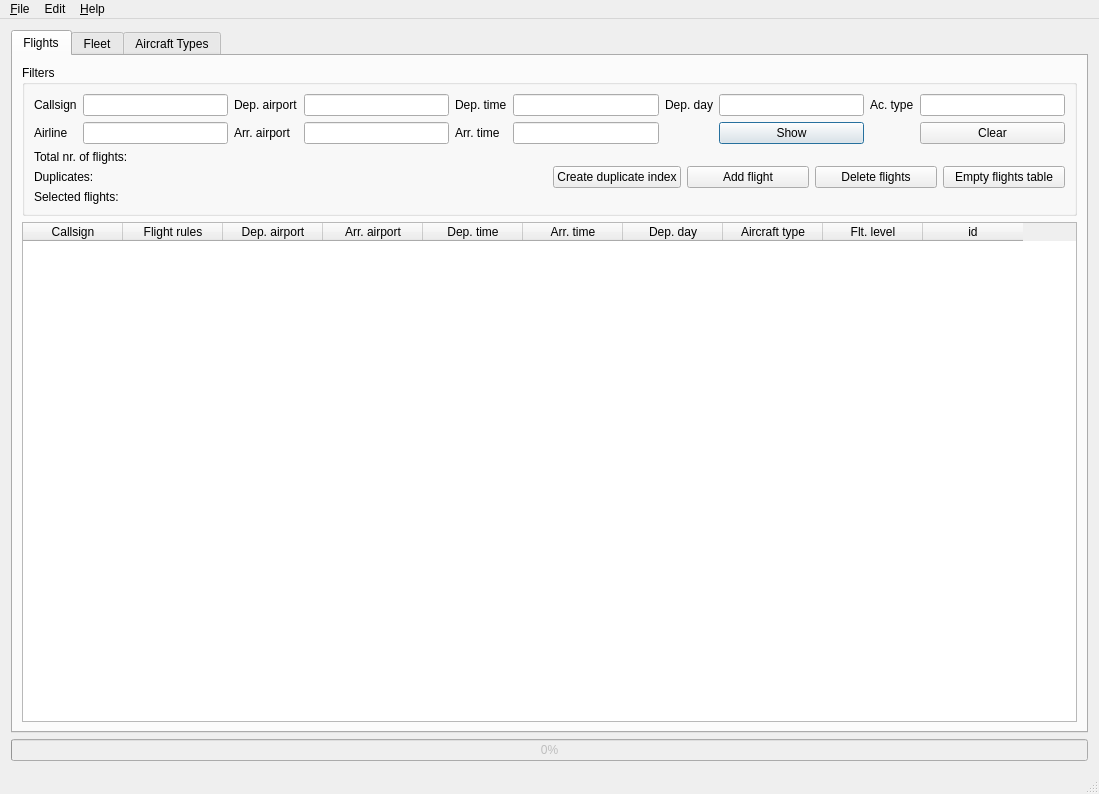
The window that ScheduleUi/MainWindow.ui (kantooon/ScheduleViewer) describes before a commit, drawn with Qt 5.
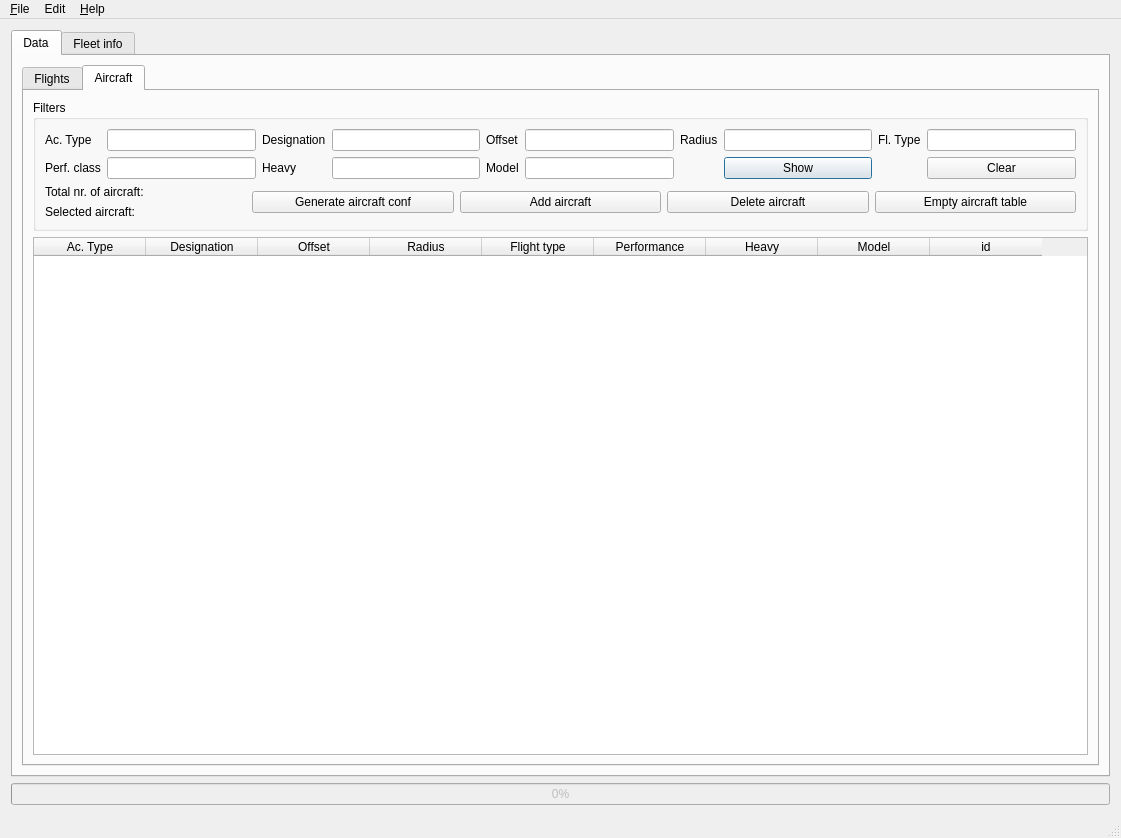
The same window after the commit. The open tabs and pages were chosen to show the change. Icons and pictures are not drawn.

Commit message: new table aircraft_fleet and window tab organisation

```diff
--- a/ScheduleUi/MainWindow.ui
+++ b/ScheduleUi/MainWindow.ui
@@ -6,8 +6,8 @@
    <rect>
     <x>0</x>
     <y>0</y>
-    <width>1099</width>
-    <height>794</height>
+    <width>1116</width>
+    <height>838</height>
    </rect>
   </property>
   <property name="sizePolicy">
@@ -35,7 +35,7 @@
    </property>
    <layout class="QGridLayout" name="gridLayout_3">
     <item row="0" column="0">
-     <layout class="QVBoxLayout" name="verticalLayout" stretch="10,10">
+     <layout class="QVBoxLayout" name="verticalLayout" stretch="0,10">
       <property name="spacing">
        <number>-1</number>
       </property>
@@ -46,7 +46,17 @@
        <number>2</number>
       </property>
       <item>
-       <widget class="QTabWidget" name="tabWidget">
+       <widget class="QTabWidget" name="tabWidget_2">
+        <property name="currentIndex">
+         <number>0</number>
+        </property>
+        <widget class="QWidget" name="dataTab">
+         <attribute name="title">
+          <string>Data</string>
+         </attribute>
+         <layout class="QVBoxLayout" name="verticalLayout_3">
+          <item>
+           <widget class="QTabWidget" name="tabWidget_3">
         <property name="currentIndex">
          <number>0</number>
         </property>
@@ -54,125 +64,8 @@
          <attribute name="title">
           <string>Flights</string>
          </attribute>
-         <layout class="QGridLayout" name="gridLayout_8">
-          <item row="2" column="0">
-           <widget class="QTableWidget" name="tableWidget">
-            <property name="minimumSize">
-             <size>
-              <width>1055</width>
-              <height>436</height>
-             </size>
-            </property>
-            <property name="maximumSize">
-             <size>
-              <width>3000</width>
-              <height>3000</height>
-             </size>
-            </property>
-            <property name="dragEnabled">
-             <bool>false</bool>
-            </property>
-            <property name="dragDropOverwriteMode">
-             <bool>false</bool>
-            </property>
-            <property name="dragDropMode">
-             <enum>QAbstractItemView::NoDragDrop</enum>
-            </property>
-            <property name="defaultDropAction">
-             <enum>Qt::IgnoreAction</enum>
-            </property>
-            <property name="alternatingRowColors">
-             <bool>true</bool>
-            </property>
-            <property name="selectionBehavior">
-             <enum>QAbstractItemView::SelectRows</enum>
-            </property>
-            <property name="sortingEnabled">
-             <bool>true</bool>
-            </property>
-            <attribute name="horizontalHeaderCascadingSectionResizes">
-             <bool>false</bool>
-            </attribute>
-            <attribute name="horizontalHeaderDefaultSectionSize">
-             <number>100</number>
-            </attribute>
-            <attribute name="horizontalHeaderMinimumSectionSize">
-             <number>100</number>
-            </attribute>
-            <attribute name="horizontalHeaderStretchLastSection">
-             <bool>false</bool>
-            </attribute>
-            <attribute name="verticalHeaderVisible">
-             <bool>false</bool>
-            </attribute>
-            <attribute name="verticalHeaderVisible">
-             <bool>false</bool>
-            </attribute>
-            <attribute name="horizontalHeaderStretchLastSection">
-             <bool>false</bool>
-            </attribute>
-            <attribute name="horizontalHeaderCascadingSectionResizes">
-             <bool>false</bool>
-            </attribute>
-            <attribute name="horizontalHeaderMinimumSectionSize">
-             <number>100</number>
-            </attribute>
-            <attribute name="horizontalHeaderDefaultSectionSize">
-             <number>100</number>
-            </attribute>
-            <column>
-             <property name="text">
-              <string>Callsign</string>
-             </property>
-            </column>
-            <column>
-             <property name="text">
-              <string>Flight rules</string>
-             </property>
-            </column>
-            <column>
-             <property name="text">
-              <string>Dep. airport</string>
-             </property>
-            </column>
-            <column>
-             <property name="text">
-              <string>Arr. airport</string>
-             </property>
-            </column>
-            <column>
-             <property name="text">
-              <string>Dep. time</string>
-             </property>
-            </column>
-            <column>
-             <property name="text">
-              <string>Arr. time</string>
-             </property>
-            </column>
-            <column>
-             <property name="text">
-              <string>Dep. day</string>
-             </property>
-            </column>
-            <column>
-             <property name="text">
-              <string>Aircraft type</string>
-             </property>
-            </column>
-            <column>
-             <property name="text">
-              <string>Flt. level</string>
-             </property>
-            </column>
-            <column>
-             <property name="text">
-              <string>id</string>
-             </property>
-            </column>
-           </widget>
-          </item>
-          <item row="1" column="0">
+             <layout class="QVBoxLayout" name="verticalLayout_4">
+              <item>
            <widget class="QGroupBox" name="groupBox">
             <property name="sizePolicy">
              <sizepolicy hsizetype="Expanding" vsizetype="Fixed">
@@ -395,14 +288,431 @@
             </layout>
            </widget>
           </item>
-         </layout>
-        </widget>
-        <widget class="QWidget" name="fleetTab">
+              <item>
+               <widget class="QTableWidget" name="tableWidget">
+                <property name="minimumSize">
+                 <size>
+                  <width>1055</width>
+                  <height>436</height>
+                 </size>
+                </property>
+                <property name="maximumSize">
+                 <size>
+                  <width>3000</width>
+                  <height>3000</height>
+                 </size>
+                </property>
+                <property name="dragEnabled">
+                 <bool>false</bool>
+                </property>
+                <property name="dragDropOverwriteMode">
+                 <bool>false</bool>
+                </property>
+                <property name="dragDropMode">
+                 <enum>QAbstractItemView::NoDragDrop</enum>
+                </property>
+                <property name="defaultDropAction">
+                 <enum>Qt::IgnoreAction</enum>
+                </property>
+                <property name="alternatingRowColors">
+                 <bool>true</bool>
+                </property>
+                <property name="selectionBehavior">
+                 <enum>QAbstractItemView::SelectRows</enum>
+                </property>
+                <property name="sortingEnabled">
+                 <bool>true</bool>
+                </property>
+                <attribute name="horizontalHeaderCascadingSectionResizes">
+                 <bool>false</bool>
+                </attribute>
+                <attribute name="horizontalHeaderDefaultSectionSize">
+                 <number>100</number>
+                </attribute>
+                <attribute name="horizontalHeaderMinimumSectionSize">
+                 <number>100</number>
+                </attribute>
+                <attribute name="horizontalHeaderStretchLastSection">
+                 <bool>false</bool>
+                </attribute>
+                <attribute name="verticalHeaderVisible">
+                 <bool>false</bool>
+                </attribute>
+                <attribute name="verticalHeaderVisible">
+                 <bool>false</bool>
+                </attribute>
+                <attribute name="horizontalHeaderStretchLastSection">
+                 <bool>false</bool>
+                </attribute>
+                <attribute name="horizontalHeaderCascadingSectionResizes">
+                 <bool>false</bool>
+                </attribute>
+                <attribute name="horizontalHeaderMinimumSectionSize">
+                 <number>100</number>
+                </attribute>
+                <attribute name="horizontalHeaderDefaultSectionSize">
+                 <number>100</number>
+                </attribute>
+                <column>
+                 <property name="text">
+                  <string>Callsign</string>
+                 </property>
+                </column>
+                <column>
+                 <property name="text">
+                  <string>Flight rules</string>
+                 </property>
+                </column>
+                <column>
+                 <property name="text">
+                  <string>Dep. airport</string>
+                 </property>
+                </column>
+                <column>
+                 <property name="text">
+                  <string>Arr. airport</string>
+                 </property>
+                </column>
+                <column>
+                 <property name="text">
+                  <string>Dep. time</string>
+                 </property>
+                </column>
+                <column>
+                 <property name="text">
+                  <string>Arr. time</string>
+                 </property>
+                </column>
+                <column>
+                 <property name="text">
+                  <string>Dep. day</string>
+                 </property>
+                </column>
+                <column>
+                 <property name="text">
+                  <string>Aircraft type</string>
+                 </property>
+                </column>
+                <column>
+                 <property name="text">
+                  <string>Flt. level</string>
+                 </property>
+                </column>
+                <column>
+                 <property name="text">
+                  <string>id</string>
+                 </property>
+                </column>
+               </widget>
+              </item>
+             </layout>
+            </widget>
+            <widget class="QWidget" name="tab_2">
          <attribute name="title">
-          <string>Fleet</string>
-         </attribute>
+              <string>Aircraft</string>
+             </attribute>
+             <layout class="QVBoxLayout" name="verticalLayout_8">
+              <item>
+               <widget class="QGroupBox" name="groupBox_4">
+                <property name="title">
+                 <string>Filters</string>
+                </property>
+                <layout class="QGridLayout" name="gridLayout_13">
+                 <item row="0" column="0">
+                  <layout class="QGridLayout" name="gridLayout_8">
+                   <item row="0" column="1">
+                    <widget class="QLineEdit" name="acTypeEdit_aircraft_2"/>
+                   </item>
+                   <item row="0" column="0">
+                    <widget class="QLabel" name="label_37">
+                     <property name="text">
+                      <string>Ac. Type</string>
+                     </property>
+                    </widget>
+                   </item>
+                   <item row="0" column="2">
+                    <widget class="QLabel" name="label_38">
+                     <property name="text">
+                      <string>Designation</string>
+                     </property>
+                    </widget>
+                   </item>
+                   <item row="0" column="3">
+                    <widget class="QLineEdit" name="designationEdit_aircraft_2"/>
+                   </item>
+                   <item row="0" column="4">
+                    <widget class="QLabel" name="label_39">
+                     <property name="text">
+                      <string>Offset</string>
+                     </property>
+                    </widget>
+                   </item>
+                   <item row="0" column="5">
+                    <widget class="QLineEdit" name="offsetEdit_aircraft_2"/>
+                   </item>
+                   <item row="0" column="6">
+                    <widget class="QLabel" name="label_40">
+                     <property name="text">
+                      <string>Radius</string>
+                     </property>
+                    </widget>
+                   </item>
+                   <item row="0" column="7">
+                    <widget class="QLineEdit" name="radiusEdit_aircraft_2"/>
+                   </item>
+                   <item row="0" column="8">
+                    <widget class="QLabel" name="label_41">
+                     <property name="text">
+                      <string>Fl. Type</string>
+                     </property>
+                    </widget>
+                   </item>
+                   <item row="0" column="9">
+                    <widget class="QLineEdit" name="flTypeEdit_aircraft_2"/>
+                   </item>
+                   <item row="1" column="5">
+                    <widget class="QLineEdit" name="modelEdit_aircraft_2"/>
+                   </item>
+                   <item row="1" column="4">
+                    <widget class="QLabel" name="label_42">
+                     <property name="text">
+                      <string>Model</string>
+                     </property>
+                    </widget>
+                   </item>
+                   <item row="1" column="3">
+                    <widget class="QLineEdit" name="heavyEdit_aircraft_2"/>
+                   </item>
+                   <item row="1" column="2">
+                    <widget class="QLabel" name="label_43">
+                     <property name="text">
+                      <string>Heavy</string>
+                     </property>
+                    </widget>
+                   </item>
+                   <item row="1" column="0">
+                    <widget class="QLabel" name="label_44">
+                     <property name="text">
+                      <string>Perf. class</string>
+                     </property>
+                    </widget>
+                   </item>
+                   <item row="1" column="1">
+                    <widget class="QLineEdit" name="perfClassEdit_aircraft_2"/>
+                   </item>
+                   <item row="1" column="7">
+                    <widget class="QPushButton" name="showButton_aircraft_2">
+                     <property name="text">
+                      <string>Show</string>
+                     </property>
+                     <property name="icon">
+                      <iconset resource="../resources.qrc">
+                       <normaloff>:/icons/icons/dialog-ok-apply.png</normaloff>:/icons/icons/dialog-ok-apply.png</iconset>
+                     </property>
+                     <property name="autoDefault">
+                      <bool>false</bool>
+                     </property>
+                     <property name="default">
+                      <bool>true</bool>
+                     </property>
+                    </widget>
+                   </item>
+                   <item row="1" column="9">
+                    <widget class="QPushButton" name="clearButton_aircraft_2">
+                     <property name="text">
+                      <string>Clear</string>
+                     </property>
+                     <property name="icon">
+                      <iconset resource="../resources.qrc">
+                       <normaloff>:/icons/icons/user-busy.png</normaloff>:/icons/icons/user-busy.png</iconset>
+                     </property>
+                    </widget>
+                   </item>
+                  </layout>
+                 </item>
+                 <item row="1" column="0">
+                  <layout class="QHBoxLayout" name="horizontalLayout_4">
+                   <item>
          <layout class="QGridLayout" name="gridLayout_10">
           <item row="0" column="0">
+                      <widget class="QLabel" name="label_45">
+                       <property name="text">
+                        <string>Total nr. of aircraft:</string>
+                       </property>
+                      </widget>
+                     </item>
+                     <item row="0" column="1">
+                      <widget class="QLabel" name="labelTotalAircraft_2">
+                       <property name="text">
+                        <string/>
+                       </property>
+                      </widget>
+                     </item>
+                     <item row="1" column="0">
+                      <widget class="QLabel" name="label_46">
+                       <property name="text">
+                        <string>Selected aircraft:</string>
+                       </property>
+                      </widget>
+                     </item>
+                     <item row="1" column="1">
+                      <widget class="QLabel" name="labelSelectedAircraft_2">
+                       <property name="text">
+                        <string/>
+                       </property>
+                      </widget>
+                     </item>
+                    </layout>
+                   </item>
+                   <item>
+                    <widget class="QPushButton" name="generateAircraftButton">
+                     <property name="text">
+                      <string>Generate aircraft conf</string>
+                     </property>
+                    </widget>
+                   </item>
+                   <item>
+                    <widget class="QPushButton" name="addAircraftButton_2">
+                     <property name="text">
+                      <string>Add aircraft</string>
+                     </property>
+                     <property name="icon">
+                      <iconset resource="../resources.qrc">
+                       <normaloff>:/icons/icons/document-edit.png</normaloff>:/icons/icons/document-edit.png</iconset>
+                     </property>
+                    </widget>
+                   </item>
+                   <item>
+                    <widget class="QPushButton" name="deleteAircraftButton_2">
+                     <property name="text">
+                      <string>Delete aircraft</string>
+                     </property>
+                     <property name="icon">
+                      <iconset resource="../resources.qrc">
+                       <normaloff>:/icons/icons/application-exit.png</normaloff>:/icons/icons/application-exit.png</iconset>
+                     </property>
+                    </widget>
+                   </item>
+                   <item>
+                    <widget class="QPushButton" name="truncateAircraftButton_2">
+                     <property name="text">
+                      <string>Empty aircraft table</string>
+                     </property>
+                     <property name="icon">
+                      <iconset resource="../resources.qrc">
+                       <normaloff>:/icons/icons/system-reboot.png</normaloff>:/icons/icons/system-reboot.png</iconset>
+                     </property>
+                    </widget>
+                   </item>
+                  </layout>
+                 </item>
+                </layout>
+               </widget>
+              </item>
+              <item>
+               <widget class="QTableWidget" name="aircraftTableWidget_2">
+                <property name="minimumSize">
+                 <size>
+                  <width>1055</width>
+                  <height>436</height>
+                 </size>
+                </property>
+                <property name="maximumSize">
+                 <size>
+                  <width>3000</width>
+                  <height>3000</height>
+                 </size>
+                </property>
+                <property name="alternatingRowColors">
+                 <bool>true</bool>
+                </property>
+                <property name="selectionBehavior">
+                 <enum>QAbstractItemView::SelectRows</enum>
+                </property>
+                <property name="sortingEnabled">
+                 <bool>true</bool>
+                </property>
+                <attribute name="horizontalHeaderDefaultSectionSize">
+                 <number>112</number>
+                </attribute>
+                <attribute name="verticalHeaderVisible">
+                 <bool>false</bool>
+                </attribute>
+                <attribute name="verticalHeaderVisible">
+                 <bool>false</bool>
+                </attribute>
+                <attribute name="horizontalHeaderDefaultSectionSize">
+                 <number>112</number>
+                </attribute>
+                <column>
+                 <property name="text">
+                  <string>Ac. Type</string>
+                 </property>
+                </column>
+                <column>
+                 <property name="text">
+                  <string>Designation</string>
+                 </property>
+                </column>
+                <column>
+                 <property name="text">
+                  <string>Offset</string>
+                 </property>
+                </column>
+                <column>
+                 <property name="text">
+                  <string>Radius</string>
+                 </property>
+                </column>
+                <column>
+                 <property name="text">
+                  <string>Flight type</string>
+                 </property>
+                </column>
+                <column>
+                 <property name="text">
+                  <string>Performance</string>
+                 </property>
+                </column>
+                <column>
+                 <property name="text">
+                  <string>Heavy</string>
+                 </property>
+                </column>
+                <column>
+                 <property name="text">
+                  <string>Model</string>
+                 </property>
+                </column>
+                <column>
+                 <property name="text">
+                  <string>id</string>
+                 </property>
+                </column>
+               </widget>
+              </item>
+             </layout>
+            </widget>
+           </widget>
+          </item>
+         </layout>
+        </widget>
+        <widget class="QWidget" name="fleetInfoTab">
+         <attribute name="title">
+          <string>Fleet info</string>
+         </attribute>
+         <layout class="QVBoxLayout" name="verticalLayout_5">
+          <item>
+           <widget class="QTabWidget" name="tabWidget_4">
+            <property name="currentIndex">
+             <number>0</number>
+            </property>
+            <widget class="QWidget" name="fleetTab">
+             <attribute name="title">
+              <string>Airline fleets</string>
+             </attribute>
+             <layout class="QVBoxLayout" name="verticalLayout_6">
+              <item>
            <widget class="QGroupBox" name="groupBox_2">
             <property name="title">
              <string>Filters</string>
@@ -588,9 +898,9 @@
                 </widget>
                </item>
                <item>
-                <widget class="QPushButton" name="generateAircraftButton">
+                    <widget class="QPushButton" name="generateAircraftFleetButton">
                  <property name="text">
-                  <string>Generate aircraft conf</string>
+                      <string>Generate aircraft table</string>
                  </property>
                 </widget>
                </item>
@@ -632,7 +942,7 @@
             </layout>
            </widget>
           </item>
-          <item row="1" column="0">
+              <item>
            <widget class="QTableWidget" name="fleetTableWidget">
             <property name="minimumSize">
              <size>
@@ -706,12 +1016,12 @@
           </item>
          </layout>
         </widget>
-        <widget class="QWidget" name="aircraftTab">
+            <widget class="QWidget" name="aircraftTypesTab">
          <attribute name="title">
-          <string>Aircraft Types</string>
-         </attribute>
-         <layout class="QGridLayout" name="gridLayout_11">
-          <item row="0" column="0">
+              <string>Aircraft types</string>
+             </attribute>
+             <layout class="QVBoxLayout" name="verticalLayout_7">
+              <item>
            <widget class="QGroupBox" name="groupBox_3">
             <property name="title">
              <string>Filters</string>
@@ -908,7 +1218,7 @@
             </layout>
            </widget>
           </item>
-          <item row="1" column="0">
+              <item>
            <widget class="QTableWidget" name="aircraftTableWidget">
             <property name="minimumSize">
              <size>
@@ -994,6 +1304,10 @@
         </widget>
        </widget>
       </item>
+         </layout>
+        </widget>
+       </widget>
+      </item>
       <item>
        <widget class="QProgressBar" name="progressBar">
         <property name="enabled">
@@ -1013,7 +1327,7 @@
     <rect>
      <x>0</x>
      <y>0</y>
-     <width>1099</width>
+     <width>1116</width>
      <height>21</height>
     </rect>
    </property>
```
Lines whose indentation alone changed are shown as unchanged. The commit also changes 4 other files.
